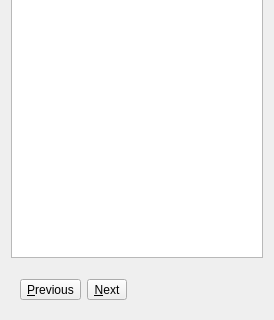
Above: src/ui/LogFormatWidget.ui from agateau/lovi before the change; both pictures show x 0 to 274 and y 159 to 479 of the 274 by 479 pixel window. Below: the same form after it.
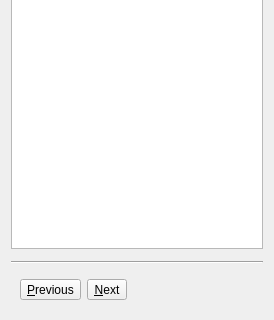
That is the form after the change. Icons and pictures are not drawn. Custom widgets are drawn as their Qt base class.

Commit message: Add line separator above search bar

The edit to the form file:
```diff
--- a/src/ui/LogFormatWidget.ui
+++ b/src/ui/LogFormatWidget.ui
@@ -94,6 +94,13 @@
      </property>
     </widget>
    </item>
+   <item>
+    <widget class="Line" name="line_2">
+     <property name="orientation">
+      <enum>Qt::Horizontal</enum>
+     </property>
+    </widget>
+   </item>
    <item>
     <widget class="QWidget" name="searchBar" native="true">
      <layout class="QHBoxLayout" name="horizontalLayout_2">
```
